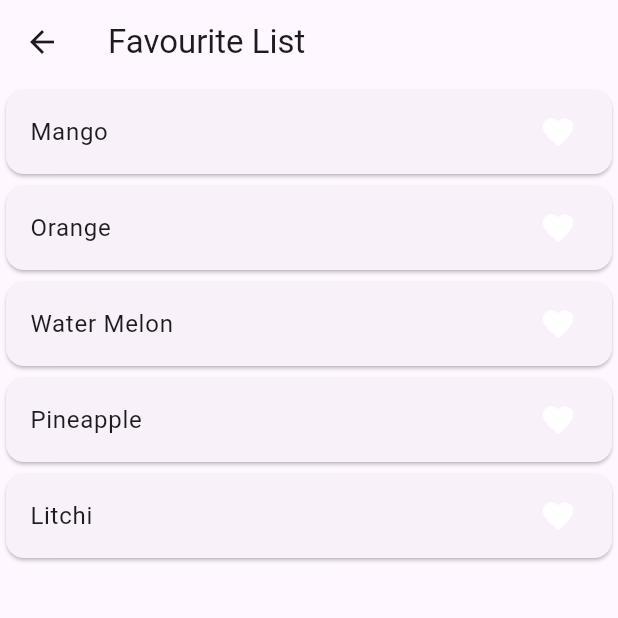
After one commit to jowelhossain/Flutter_Getx, a Flutter app: the screen it shows after launch, after a tap on "Favourite List", on a phone screen of 412 x 824 dp, the top half of it. The commit adds this screen. Run offline on Flutter 3.47's test engine with Material 2 defaults, Android fonts, the light colour scheme and no system bars; our stand-ins replace get.

Commit message:
Favourite List

```diff
--- a/lib/home_page.dart
+++ b/lib/home_page.dart
@@ -2,6 +2,7 @@ import 'package:flutter/material.dart';
 import 'package:flutter_getx_project/screen/alart_dialog.dart';
 import 'package:flutter_getx_project/screen/bottom_sheet.dart';
 import 'package:flutter_getx_project/screen/counter.dart';
+import 'package:flutter_getx_project/screen/favourite.dart';
 import 'package:flutter_getx_project/screen/languages.dart';
 import 'package:flutter_getx_project/screen/slider.dart';
 import 'package:flutter_getx_project/screen/snackbar.dart';
@@ -47,7 +48,11 @@ class _HomePageState extends State<HomePage> {
 
             ElevatedButton(onPressed: (){
               Get.to(SwitchTest());
-            },child: Text("Switch"),)
+            },child: Text("Switch"),),
+
+            ElevatedButton(onPressed: (){
+              Get.to(FavouriteTest());
+            },child: Text("Favourite List"),),
 
           ],
         ),
--- /dev/null
+++ b/lib/screen/favourite.dart
@@ -0,0 +1,44 @@
+
+import 'package:flutter/material.dart';
+
+class FavouriteTest extends StatefulWidget {
+  const FavouriteTest({super.key});
+
+  @override
+  State<FavouriteTest> createState() => _FavouriteTestState();
+}
+
+class _FavouriteTestState extends State<FavouriteTest> {
+
+  List<String>fruitList=['Mango','Orange','Water Melon','Pineapple','Litchi'];
+
+List<String>temFruitList=[];
+  @override
+  Widget build(BuildContext context) {
+    return Scaffold(
+      appBar: AppBar(title: Text("Favourite List"),),
+      body: ListView.builder(
+        shrinkWrap: true,
+          itemCount: fruitList.length,
+          itemBuilder: (context,index){
+            return Card(
+              child: ListTile(
+                onTap:() {
+
+                  if(temFruitList.contains(fruitList[index].toString())){
+                    temFruitList.remove(fruitList[index].toString());
+                  }
+                  else{temFruitList.add(fruitList[index].toString());}
+                  setState(() {
+
+                  });
+                  },
+                title: Text(fruitList[index]),
+                trailing: Icon(Icons.favorite, color: temFruitList.contains(fruitList[index].toString())?Colors.red:Colors.white,),
+              ),
+            );
+
+          }),
+    );
+  }
+}
```
